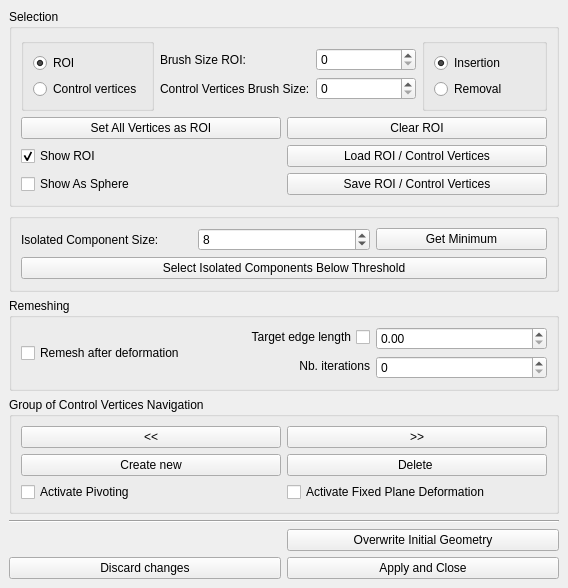
Qt form demo/Polyhedron/Plugins/Surface_mesh_deformation/Deform_mesh.ui (CGAL/releases) before a commit.
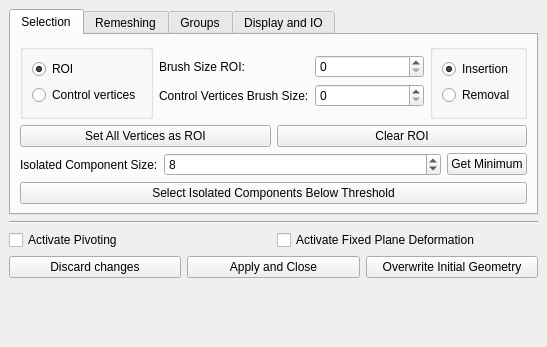
The same form after that commit.

Patch:
```diff
--- a/demo/Polyhedron/Plugins/Surface_mesh_deformation/Deform_mesh.ui
+++ b/demo/Polyhedron/Plugins/Surface_mesh_deformation/Deform_mesh.ui
@@ -6,8 +6,8 @@
    <rect>
     <x>0</x>
     <y>0</y>
-    <width>568</width>
-    <height>588</height>
+    <width>547</width>
+    <height>347</height>
    </rect>
   </property>
   <property name="windowTitle">
@@ -16,15 +16,50 @@
   <widget class="QWidget" name="dockWidgetContents">
    <layout class="QVBoxLayout" name="verticalLayout">
     <item>
-     <widget class="QGroupBox" name="SelectionGroupBox">
-      <property name="title">
+     <widget class="QTabWidget" name="tabWidget">
+      <property name="currentIndex">
+       <number>0</number>
+      </property>
+      <widget class="QWidget" name="tab">
+       <attribute name="title">
        <string>Selection</string>
-      </property>
-      <layout class="QGridLayout" name="gridLayout">
-       <item row="2" column="1" rowspan="2" colspan="2">
+       </attribute>
+       <layout class="QVBoxLayout" name="verticalLayout_9">
+        <item>
+         <layout class="QHBoxLayout" name="horizontalLayout_13">
+          <item>
+           <widget class="QGroupBox" name="RCgroup">
+            <layout class="QVBoxLayout" name="verticalLayout_7">
+             <item>
+              <widget class="QRadioButton" name="ROIRadioButton">
+               <property name="toolTip">
+                <string>Use Shift + Left Click to paint ROI vertices</string>
+               </property>
+               <property name="text">
+                <string>ROI</string>
+               </property>
+               <property name="checked">
+                <bool>true</bool>
+               </property>
+              </widget>
+             </item>
+             <item>
+              <widget class="QRadioButton" name="CtrlVertRadioButton">
+               <property name="toolTip">
+                <string>Use Shift + Left Click to paint control vertices</string>
+               </property>
+               <property name="text">
+                <string>Control vertices</string>
+               </property>
+              </widget>
+             </item>
+            </layout>
+           </widget>
+          </item>
+          <item>
         <layout class="QVBoxLayout" name="RingLayout">
          <item>
-          <layout class="QHBoxLayout" name="horizontalLayout_4">
+             <layout class="QHBoxLayout" name="horizontalLayout_4" stretch="0,1">
            <item>
             <layout class="QVBoxLayout" name="verticalLayout_5">
              <item>
@@ -57,7 +92,32 @@
          </item>
         </layout>
        </item>
-       <item row="4" column="0" colspan="4">
+          <item>
+           <widget class="QGroupBox" name="InsertEraseGroup">
+            <layout class="QVBoxLayout" name="verticalLayout_8">
+             <item>
+              <widget class="QRadioButton" name="InsertRadioButton">
+               <property name="text">
+                <string>Insertion</string>
+               </property>
+               <property name="checked">
+                <bool>true</bool>
+               </property>
+              </widget>
+             </item>
+             <item>
+              <widget class="QRadioButton" name="EraseRadioButton">
+               <property name="text">
+                <string>Removal</string>
+               </property>
+              </widget>
+             </item>
+            </layout>
+           </widget>
+          </item>
+         </layout>
+        </item>
+        <item>
         <layout class="QHBoxLayout" name="horizontalLayout_3">
          <item>
           <widget class="QPushButton" name="SelectAllVerticesPushButton">
@@ -75,112 +135,10 @@
          </item>
         </layout>
        </item>
-       <item row="2" column="0" rowspan="2">
-        <widget class="QGroupBox" name="ROICtrlVertGroupBox">
-         <layout class="QVBoxLayout" name="CtrlVertRoiLayout">
-          <item>
-           <widget class="QRadioButton" name="ROIRadioButton">
-            <property name="toolTip">
-             <string>Use Shift + Left Click to paint ROI vertices</string>
-            </property>
-            <property name="text">
-             <string>ROI</string>
-            </property>
-            <property name="checked">
-             <bool>true</bool>
-            </property>
-           </widget>
-          </item>
-          <item>
-           <widget class="QRadioButton" name="CtrlVertRadioButton">
-            <property name="toolTip">
-             <string>Use Shift + Left Click to paint control vertices</string>
-            </property>
-            <property name="text">
-             <string>Control vertices</string>
-            </property>
-           </widget>
-          </item>
-         </layout>
-        </widget>
-       </item>
-       <item row="2" column="3" rowspan="2">
-        <widget class="QGroupBox" name="InsertEraseGroupBox">
-         <layout class="QVBoxLayout" name="InsertRemoveLayout">
-          <item>
-           <widget class="QRadioButton" name="InsertRadioButton">
-            <property name="text">
-             <string>Insertion</string>
-            </property>
-            <property name="checked">
-             <bool>true</bool>
-            </property>
-           </widget>
-          </item>
-          <item>
-           <widget class="QRadioButton" name="EraseRadioButton">
-            <property name="text">
-             <string>Removal</string>
-            </property>
-           </widget>
-          </item>
-         </layout>
-        </widget>
-       </item>
-       <item row="5" column="0" colspan="4">
-        <layout class="QGridLayout" name="gridLayout_2">
-         <property name="sizeConstraint">
-          <enum>QLayout::SetDefaultConstraint</enum>
-         </property>
-         <item row="0" column="1">
-          <widget class="QPushButton" name="ReadROIPushButton">
-           <property name="text">
-            <string>Load ROI / Control Vertices</string>
-           </property>
-          </widget>
-         </item>
-         <item row="1" column="0">
-          <widget class="QCheckBox" name="ShowAsSphereCheckBox">
-           <property name="text">
-            <string>Show As Sphere</string>
-           </property>
-           <property name="checked">
-            <bool>false</bool>
-           </property>
-          </widget>
-         </item>
-         <item row="0" column="0">
-          <widget class="QCheckBox" name="ShowROICheckBox">
-           <property name="text">
-            <string>Show ROI</string>
-           </property>
-           <property name="checked">
-            <bool>true</bool>
-           </property>
-          </widget>
-         </item>
-         <item row="1" column="1">
-          <widget class="QPushButton" name="SaveROIPushButton">
-           <property name="text">
-            <string>Save ROI / Control Vertices</string>
-           </property>
-          </widget>
-         </item>
-        </layout>
-       </item>
-      </layout>
-     </widget>
-    </item>
-    <item>
-     <widget class="QGroupBox" name="groupBox">
-      <property name="title">
-       <string/>
-      </property>
-      <layout class="QVBoxLayout" name="verticalLayout_8">
        <item>
         <layout class="QVBoxLayout" name="verticalLayout_4">
          <item>
-          <layout class="QHBoxLayout" name="horizontalLayout_8">
+           <layout class="QHBoxLayout" name="horizontalLayout_8" stretch="0,1,0">
            <item>
             <widget class="QLabel" name="label_3">
              <property name="text">
@@ -218,21 +176,13 @@
        </item>
       </layout>
      </widget>
-    </item>
-    <item>
-     <widget class="QGroupBox" name="remeshing_groupBox">
-      <property name="contextMenuPolicy">
-       <enum>Qt::DefaultContextMenu</enum>
-      </property>
-      <property name="title">
+      <widget class="QWidget" name="tab_2">
+       <attribute name="title">
        <string>Remeshing</string>
-      </property>
-      <property name="flat">
-       <bool>false</bool>
-      </property>
-      <layout class="QHBoxLayout" name="horizontalLayout_10">
+       </attribute>
+       <layout class="QHBoxLayout" name="horizontalLayout_6">
        <item>
-        <layout class="QHBoxLayout" name="horizontalLayout_9" stretch="0,0,0">
+         <layout class="QHBoxLayout" name="horizontalLayout_12">
          <item>
           <widget class="QCheckBox" name="RemeshingCheckBox">
            <property name="toolTip">
@@ -249,6 +199,8 @@
          <item>
           <layout class="QVBoxLayout" name="verticalLayout_6">
            <item>
+             <layout class="QHBoxLayout" name="horizontalLayout_7" stretch="0,1">
+              <item>
             <widget class="QCheckBox" name="remeshingEdgeLengthInput_checkBox">
              <property name="toolTip">
               <string>If unchecked, automatic value is used (the average edge length at ROI boundary)</string>
@@ -262,6 +214,13 @@
             </widget>
            </item>
            <item>
+               <widget class="QDoubleSpinBox" name="remeshing_edge_length_spinbox"/>
+              </item>
+             </layout>
+            </item>
+            <item>
+             <layout class="QHBoxLayout" name="horizontalLayout_9" stretch="0,1">
+              <item>
             <widget class="QLabel" name="label_4">
              <property name="layoutDirection">
               <enum>Qt::RightToLeft</enum>
@@ -274,13 +233,6 @@
              </property>
             </widget>
            </item>
-          </layout>
-         </item>
-         <item>
-          <layout class="QVBoxLayout" name="verticalLayout_7">
-           <item>
-            <widget class="QDoubleSpinBox" name="remeshing_edge_length_spinbox"/>
-           </item>
            <item>
             <widget class="QSpinBox" name="remeshing_iterations_spinbox"/>
            </item>
@@ -289,13 +241,15 @@
         </layout>
        </item>
       </layout>
-     </widget>
-    </item>
+        </item>
+       </layout>
+      </widget>
+      <widget class="QWidget" name="tab_3">
+       <attribute name="title">
+        <string>Groups</string>
+       </attribute>
+       <layout class="QHBoxLayout" name="horizontalLayout_10">
     <item>
-     <widget class="QGroupBox" name="CtrlVertGroupNavigationGroupBox">
-      <property name="title">
-       <string>Group of Control Vertices Navigation</string>
-      </property>
       <layout class="QVBoxLayout" name="verticalLayout_3">
        <item>
         <layout class="QHBoxLayout" name="horizontalLayout">
@@ -339,6 +293,74 @@
          </item>
         </layout>
        </item>
+         </layout>
+        </item>
+       </layout>
+      </widget>
+      <widget class="QWidget" name="tab_4">
+       <attribute name="title">
+        <string>Display and IO</string>
+       </attribute>
+       <layout class="QHBoxLayout" name="horizontalLayout_5">
+        <item>
+         <layout class="QGridLayout" name="gridLayout_2">
+          <property name="sizeConstraint">
+           <enum>QLayout::SetDefaultConstraint</enum>
+          </property>
+          <item row="0" column="0">
+           <widget class="QCheckBox" name="ShowROICheckBox">
+            <property name="text">
+             <string>Show Non Control Vertices</string>
+            </property>
+            <property name="checked">
+             <bool>true</bool>
+            </property>
+           </widget>
+          </item>
+          <item row="0" column="1">
+           <widget class="QPushButton" name="ReadROIPushButton">
+            <property name="text">
+             <string>Load ROI / Control Vertices</string>
+            </property>
+           </widget>
+          </item>
+          <item row="1" column="1">
+           <widget class="QPushButton" name="SaveROIPushButton">
+            <property name="text">
+             <string>Save ROI / Control Vertices</string>
+            </property>
+           </widget>
+          </item>
+          <item row="2" column="1">
+           <widget class="QPushButton" name="importSelectionPushButton">
+            <property name="text">
+             <string>Import Selection from Selection_item</string>
+            </property>
+           </widget>
+          </item>
+          <item row="1" column="0">
+           <widget class="QCheckBox" name="ShowAsSphereCheckBox">
+            <property name="text">
+             <string>Show As Sphere</string>
+            </property>
+            <property name="checked">
+             <bool>false</bool>
+            </property>
+           </widget>
+          </item>
+         </layout>
+        </item>
+       </layout>
+      </widget>
+     </widget>
+    </item>
+    <item>
+     <widget class="Line" name="line">
+      <property name="orientation">
+       <enum>Qt::Horizontal</enum>
+      </property>
+     </widget>
+    </item>
        <item>
         <layout class="QHBoxLayout" name="horizontalLayout_11">
          <item>
@@ -357,23 +379,9 @@
          </item>
         </layout>
        </item>
-      </layout>
-     </widget>
-    </item>
     <item>
-     <widget class="Line" name="line">
-      <property name="orientation">
-       <enum>Qt::Horizontal</enum>
-      </property>
-     </widget>
-    </item>
+     <layout class="QHBoxLayout" name="horizontalLayout_14">
     <item>
-     <layout class="QHBoxLayout" name="ApplyAndCloseLayout">
-      <item>
-       <layout class="QVBoxLayout" name="verticalLayout_10">
-        <item>
-         <layout class="QGridLayout" name="gridLayout_3">
-          <item row="2" column="0">
            <widget class="QPushButton" name="DiscardChangesPushButton">
             <property name="toolTip">
              <string>Reset mesh to last version saved by &quot;Overwrite Initial Geometry&quot;. Not available when Remeshing is ON.</string>
@@ -383,20 +391,7 @@
             </property>
            </widget>
           </item>
-          <item row="1" column="1">
-           <widget class="QPushButton" name="OverwritePushButton">
-            <property name="sizePolicy">
-             <sizepolicy hsizetype="Minimum" vsizetype="Fixed">
-              <horstretch>0</horstretch>
-              <verstretch>0</verstretch>
-             </sizepolicy>
-            </property>
-            <property name="text">
-             <string>Overwrite Initial Geometry</string>
-            </property>
-           </widget>
-          </item>
-          <item row="2" column="1">
+      <item>
            <widget class="QPushButton" name="ApplyAndClosePushButton">
             <property name="sizePolicy">
              <sizepolicy hsizetype="Minimum" vsizetype="Fixed">
@@ -409,11 +404,33 @@
             </property>
            </widget>
           </item>
-         </layout>
+      <item>
+       <widget class="QPushButton" name="OverwritePushButton">
+        <property name="sizePolicy">
+         <sizepolicy hsizetype="Minimum" vsizetype="Fixed">
+          <horstretch>0</horstretch>
+          <verstretch>0</verstretch>
+         </sizepolicy>
+        </property>
+        <property name="text">
+         <string>Overwrite Initial Geometry</string>
+        </property>
+       </widget>
         </item>
        </layout>
       </item>
-     </layout>
+    <item>
+     <spacer name="verticalSpacer">
+      <property name="orientation">
+       <enum>Qt::Vertical</enum>
+      </property>
+      <property name="sizeHint" stdset="0">
+       <size>
+        <width>20</width>
+        <height>40</height>
+       </size>
+      </property>
+     </spacer>
     </item>
    </layout>
   </widget>
```
Lines whose indentation alone changed are shown as unchanged.
